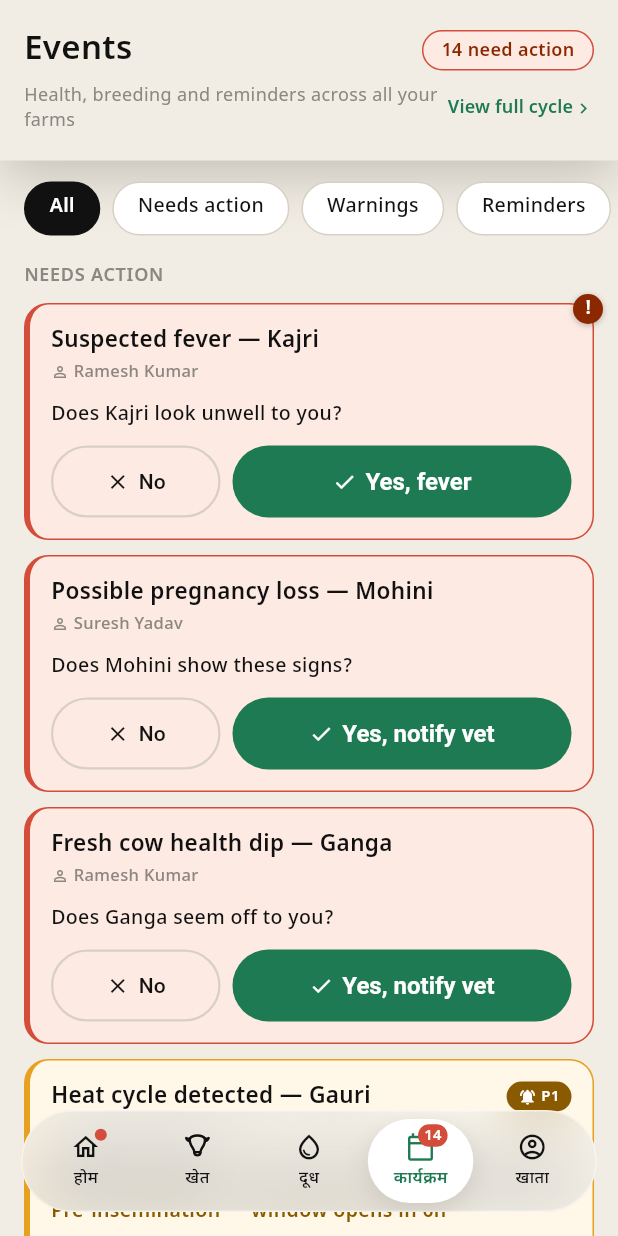
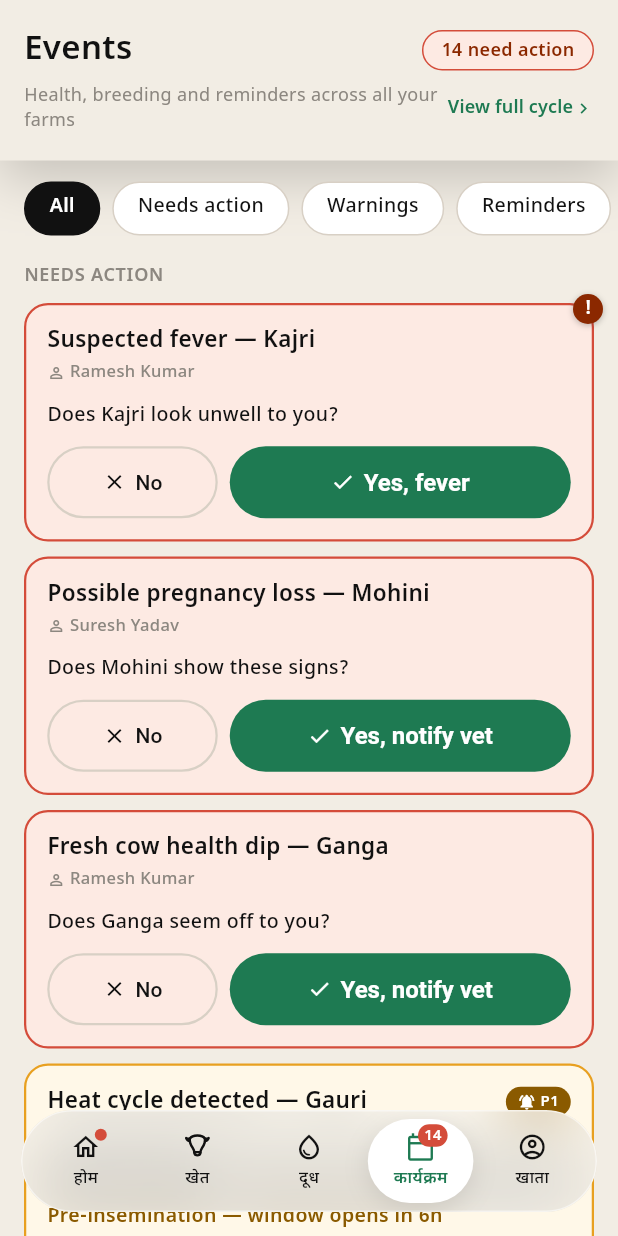
Before and after one commit to vaseey21/Vanix, a Flutter app: the EventsScreen screen opened directly with empty values, on a phone screen of 412 x 824 dp. Run offline on Flutter 3.47's test engine with Material 3 defaults, Android fonts, the phone set to English and light mode, and no system bars; our stand-ins replace video_player.

Commit message:
auto: save changes

```diff
--- a/flutter_app/lib/screens/events_screen.dart
+++ b/flutter_app/lib/screens/events_screen.dart
@@ -1842,14 +1842,13 @@ class _ActionCard extends StatelessWidget {
     if (imageMode && photoBg != null) return _buildPhotoCard(context);
     final accentColor = leftAccentColor ?? border;
     final titleColor = isDark ? Colors.white : VanixColors.textPrimary;
+    // Flutter forbids a borderRadius on a border with non-uniform colors/widths,
+    // so the HTML's "1px all + 4px coloured left" can't be a raw Border. We use a
+    // uniform coloured outline (same severity colour the HTML border reads as) and
+    // paint the thicker left accent as a clipped stripe overlay below.
     final decoration = BoxDecoration(
       color: isDark ? const Color(0xFF1C1C1C) : bg,
-      border: Border(
-        top: BorderSide(color: border),
-        bottom: BorderSide(color: border),
-        left: BorderSide(color: accentColor, width: leftAccentWidth == 0 ? 1 : leftAccentWidth),
-        right: BorderSide(color: border),
-      ),
+      border: Border.all(color: accentColor, width: 1.5),
       borderRadius: BorderRadius.circular(16),
     );
 
```
